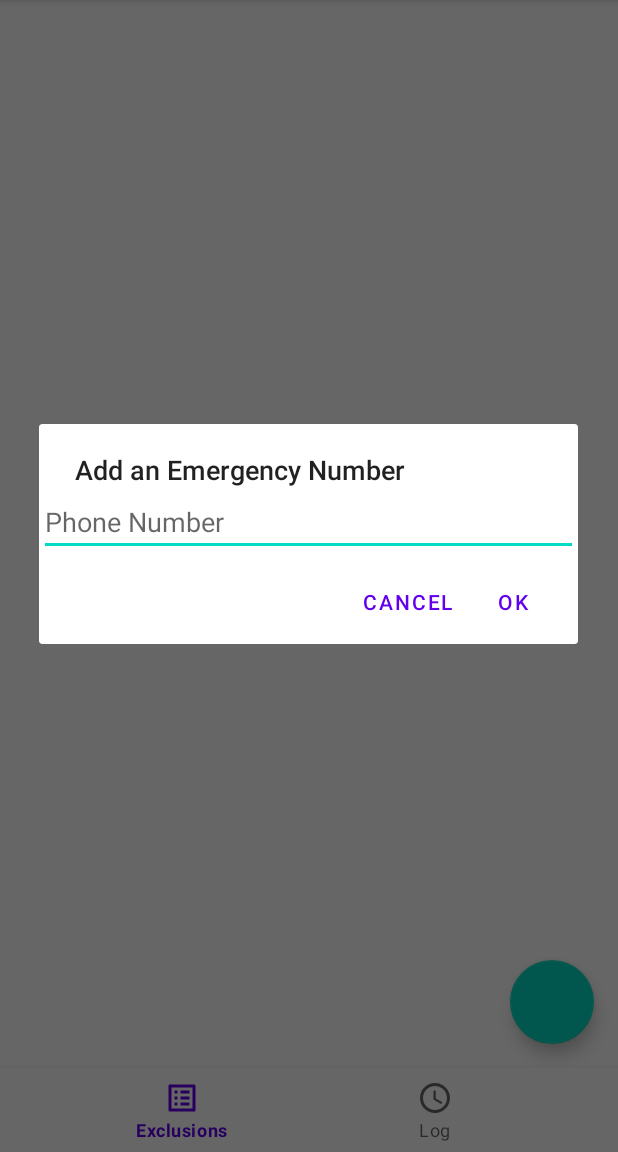
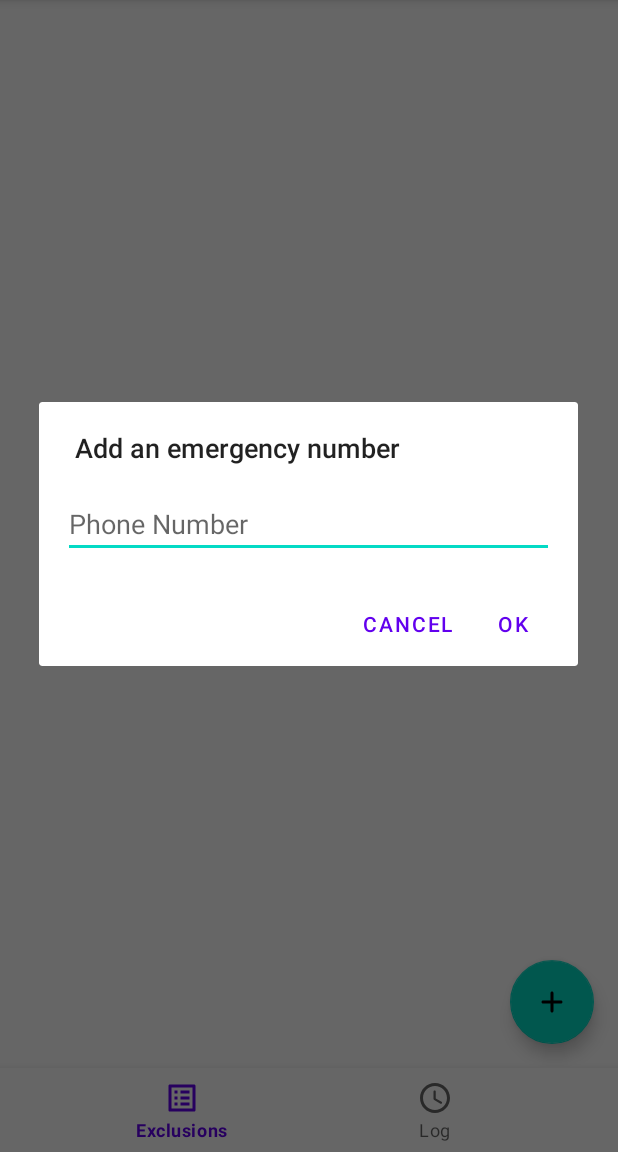
Before and after one commit to nujiak/mlkk-drivesafe, an Android app: the screen it shows after launch (MainActivity), after a tap on "Add exclusion", on a phone screen of 412 x 824 dp, the part 84-1236 px from its top. Run offline under Robolectric (Android 15) with nearby library versions, the phone set to English and light mode, and no system bars; our stand-ins replace Room's generated code.

Commit message:
Fix misalignments and missing icons

```diff
--- a/app/src/main/java/com/mylongkenkai/drivesafe/fragments/InputDialog.kt
+++ b/app/src/main/java/com/mylongkenkai/drivesafe/fragments/InputDialog.kt
@@ -18,7 +18,7 @@ class InputDialog : androidx.fragment.app.DialogFragment() {
 
     override fun onCreateDialog(savedInstanceState: Bundle?): Dialog {
         val alertDialog: AlertDialog = activity?.let {
-            val builder = AlertDialog.Builder(it).setTitle("Add an Emergency Number")
+            val builder = AlertDialog.Builder(it).setTitle(R.string.exclusion_dialog_title)
                 .setView(requireActivity().layoutInflater.inflate(R.layout.dialog_input, null))
                 .setPositiveButton(android.R.string.ok) { _, _ ->
                     listener.onDialogPositiveClick(this)
--- a/app/src/main/res/layout/dialog_input.xml
+++ b/app/src/main/res/layout/dialog_input.xml
@@ -4,6 +4,7 @@
     android:layout_height="match_parent">
     <EditText
         android:id="@+id/dialog_input_text_field"
+        android:layout_margin="16dp"
         android:layout_width="match_parent"
         android:layout_height="wrap_content"
         android:hint="@string/phone_number" />
--- a/app/src/main/res/layout/fragment_exclusions.xml
+++ b/app/src/main/res/layout/fragment_exclusions.xml
@@ -18,7 +18,7 @@
 
     <com.google.android.material.floatingactionbutton.FloatingActionButton
         android:id="@+id/exclusions_fab"
-        app:icon="@drawable/ic_round_add_24"
+        android:src="@drawable/ic_round_add_24"
         android:layout_width="wrap_content"
         android:layout_height="wrap_content"
         android:layout_margin="16dp"
--- a/app/src/main/res/values/strings.xml
+++ b/app/src/main/res/values/strings.xml
@@ -7,4 +7,5 @@
     <string name="invalid_number">Invalid number</string>
     <string name="example">Example</string>
     <string name="delete">delete</string>
+    <string name="exclusion_dialog_title">Add an emergency number</string>
 </resources>
```
